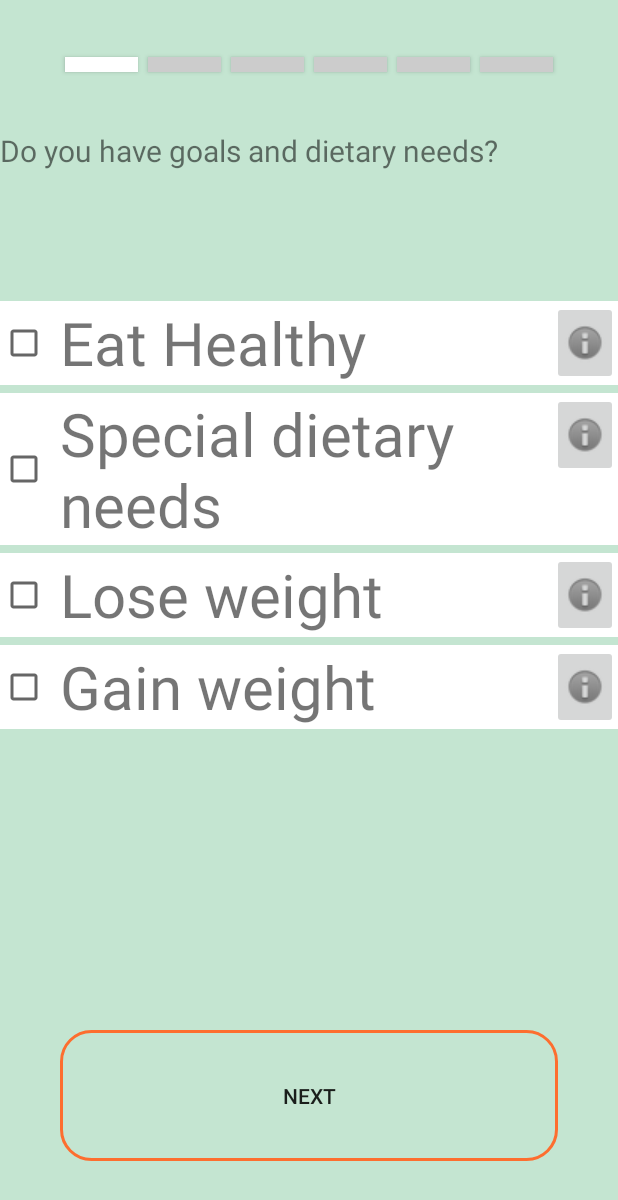
After one commit to stevenoh93/AskMama, an Android app: the GoalsFragment screen opened directly, with no data from a screen before it, on a phone screen of 412 x 824 dp. The commit adds this screen. Shown: the top 1200 px of the screen. Run offline under Robolectric (Android 15) with nearby library versions, the phone set to English and light mode, and no system bars.

Commit message:
Added input fragment as pager view. Must handle incomplete data entry later

```diff
--- a/mobile/AskMama/app/src/main/AndroidManifest.xml
+++ b/mobile/AskMama/app/src/main/AndroidManifest.xml
@@ -16,6 +16,10 @@
                 <category android:name="android.intent.category.LAUNCHER" />
             </intent-filter>
         </activity>
+        <activity android:name=".InputPagerActivity"
+            android:label="AskMama" >
+
+        </activity>
     </application>
 
 </manifest>
--- /dev/null
+++ b/mobile/AskMama/app/src/main/java/com/stevenoh/reginahong/askmama/GoalsFragment.java
@@ -0,0 +1,84 @@
+package com.stevenoh.reginahong.askmama;
+
+import android.content.Intent;
+import android.os.Bundle;
+import android.support.v4.app.Fragment;
+import android.util.Log;
+import android.view.LayoutInflater;
+import android.view.View;
+import android.view.ViewGroup;
+import android.widget.Button;
+import android.widget.CheckBox;
+import android.widget.CompoundButton;
+import android.widget.LinearLayout;
+import android.widget.RelativeLayout;
+import android.widget.TextView;
+import android.widget.CompoundButton.OnCheckedChangeListener;
+
+
+import org.w3c.dom.Text;
+
+public class GoalsFragment extends Fragment {
+    private static final String TAG = "GoalsFragment";
+    private int mPage = 0;
+    private int[] goalText = new int[] {
+            R.string.goal_1,
+            R.string.goal_2,
+            R.string.goal_3,
+            R.string.goal_4
+    };
+    private UserProfile mUser = UserProfile.get();
+
+    @Override
+    public void onCreate(Bundle savedInstanceState) {
+        super.onCreate(savedInstanceState);
+
+    }
+
+    public View onCreateView(LayoutInflater inflater, ViewGroup parent, Bundle savedInstanceState) {
+        super.onCreateView(inflater,parent,savedInstanceState);
+        View v = inflater.inflate(R.layout.fragment_goals_page, parent, false);
+
+        // Set progress bar
+        MyUtilities.updateProgressBar(v, mPage);
+
+        LinearLayout goals = (LinearLayout) v.findViewById(R.id.fragment_goals_linearLayout);
+        for (int i=0; i<goalText.length; i++) {
+            RelativeLayout rel = (RelativeLayout) goals.getChildAt(i);
+            TextView goal = (TextView) rel.findViewById(R.id.goal_list_item_textView);
+            goal.setText(goalText[i]);
+            CheckBox box = (CheckBox) rel.findViewById(R.id.goal_list_item_checkbox);
+            box.setChecked(mUser.getGoal(i));
+            box.setEnabled(true);
+            box.setOnCheckedChangeListener(new OnCheckedChangeListener() {
+                public void onCheckedChanged(CompoundButton buttonView, boolean isChecked) {
+                    int id = ((RelativeLayout) buttonView.getParent()).getId();
+                    switch (id) {
+                        case R.id.list_item_1:
+                            mUser.setGoal(0, isChecked);
+                            break;
+                        case R.id.list_item_2:
+                            mUser.setGoal(1, isChecked);
+                            break;
+                        case R.id.list_item_3:
+                            mUser.setGoal(2, isChecked);
+                            break;
+                        case R.id.list_item_4:
+                            mUser.setGoal(3, isChecked);
+                            break;
+                    }
+                }
+            });
+        }
+
+        Button nextButton = (Button) v.findViewById(R.id.next_button);
+        nextButton.setOnClickListener(new View.OnClickListener() {
+            @Override
+            public void onClick(View v) {
+                ((InputPagerActivity) getActivity()).mViewPager.setCurrentItem(1);
+            }
+        });
+
+        return v;
+    }
+}
--- /dev/null
+++ b/mobile/AskMama/app/src/main/java/com/stevenoh/reginahong/askmama/InputFragment.java
@@ -0,0 +1,82 @@
+package com.stevenoh.reginahong.askmama;
+
+
+import android.os.Bundle;
+import android.support.v4.app.Fragment;
+import android.view.LayoutInflater;
+import android.view.View;
+import android.view.ViewGroup;
+import android.widget.Button;
+import android.widget.EditText;
+import android.widget.ImageView;
+import android.widget.LinearLayout;
+import android.widget.Toast;
+
+import java.util.zip.Inflater;
+
+public class InputFragment extends Fragment {
+    private static final String EXTRA_INPUT_PAGE = "askmama.inputPage";
+    private int mPage;
+    private UserProfile mUser;
+
+    private ImageView imageView;
+    private Button nextButton;
+    private EditText text;
+
+
+    public static InputFragment newInstance(int idx) {
+        Bundle args = new Bundle();
+        args.putInt(EXTRA_INPUT_PAGE, idx);
+        InputFragment fragment = new InputFragment();
+        fragment.setArguments(args);
+        return fragment;
+    }
+    @Override
+    public void onCreate(Bundle savedInstanceState) {
+        super.onCreate(savedInstanceState);
+        mPage = getArguments().getInt(EXTRA_INPUT_PAGE);
+        mUser = UserProfile.get();
+    }
+
+    @Override
+    public View onCreateView(LayoutInflater inflater, ViewGroup parent, Bundle savedInstanceState) {
+        View v = inflater.inflate(R.layout.fragment_input_page, parent, false);
+
+        // set background color
+        // set progress bar
+        // set which image to display
+        // set button color
+        // set text
+
+        MyUtilities.updateProgressBar(v, mPage);
+        imageView = (ImageView) v.findViewById(R.id.input_image_view);
+        nextButton = (Button) v.findViewById(R.id.input_next_button);
+        text = (EditText) v.findViewById(R.id.input_edit_text);
+        switch (mPage) {
+            case 1:
+                // Set imageview source
+                text.setText(R.string.input_height);
+                nextButton.setOnClickListener(new View.OnClickListener() {
+                    public void onClick(View view) {
+                        boolean set = false;
+                        try {
+                            mUser.setHeight(Double.parseDouble(text.getText().toString()));
+                            set = true;
+                        } catch (Exception e) {
+                            Toast.makeText(getActivity(), R.string.error_height, Toast.LENGTH_SHORT).show();
+                        }
+                        if (set)
+                            ((InputPagerActivity) getActivity()).mViewPager.setCurrentItem(2);
+                    }
+                });
+                break;
+            case 2:
+                break;
+            case 3:
+                break;
+        }
+
+        return v;
+
+    }
+}
--- /dev/null
+++ b/mobile/AskMama/app/src/main/java/com/stevenoh/reginahong/askmama/InputPagerActivity.java
@@ -0,0 +1,46 @@
+package com.stevenoh.reginahong.askmama;
+
+
+import android.os.Bundle;
+import android.support.v4.app.Fragment;
+import android.support.v4.app.FragmentActivity;
+import android.support.v4.app.FragmentManager;
+import android.support.v4.app.FragmentStatePagerAdapter;
+import android.support.v4.view.ViewPager;
+
+import java.util.ArrayList;
+
+public class InputPagerActivity extends FragmentActivity {
+    private static final String TAG = "InputPagerActivity";
+    public ViewPager mViewPager;
+    private ArrayList<Fragment> pages = new ArrayList<Fragment>();
+
+    @Override
+    public void onCreate(Bundle savedInstanceState) {
+        super.onCreate(savedInstanceState);
+
+        pages.add(new GoalsFragment());
+        pages.add(InputFragment.newInstance(1));
+        pages.add(InputFragment.newInstance(2));
+        pages.add(InputFragment.newInstance(3));
+
+
+//        mViewPager = (ViewPager) findViewById(R.id.viewPager);
+        mViewPager = new ViewPager(this);
+        mViewPager.setId(R.id.viewPager_input);
+        setContentView(mViewPager);
+
+        FragmentManager fm = getSupportFragmentManager();
+        mViewPager.setAdapter(new FragmentStatePagerAdapter(fm) {
+            @Override
+            public Fragment getItem(int i) {
+                return pages.get(i);
+            }
+            @Override
+            public int getCount() { return pages.size(); }
+        });
+
+
+        mViewPager.setCurrentItem(0);
+    }
+}
--- /dev/null
+++ b/mobile/AskMama/app/src/main/java/com/stevenoh/reginahong/askmama/MyUtilities.java
@@ -0,0 +1,15 @@
+package com.stevenoh.reginahong.askmama;
+
+
+import android.view.View;
+import android.widget.Button;
+import android.widget.LinearLayout;
+
+public class MyUtilities {
+    public static void updateProgressBar(View view, int page) {
+        LinearLayout progressBar = (LinearLayout) view.findViewById(R.id.progress_bar);
+        for (int i=0; i<=page; i++) {
+            progressBar.getChildAt(page).setBackgroundResource(R.color.white);
+        }
+    }
+}
--- /dev/null
+++ b/mobile/AskMama/app/src/main/java/com/stevenoh/reginahong/askmama/UserProfile.java
@@ -0,0 +1,92 @@
+package com.stevenoh.reginahong.askmama;
+
+
+import java.util.Date;
+
+/**
+ * Singleton user profile
+ */
+public class UserProfile {
+    private boolean[] mGoal = new boolean[4]; // 0 -> Eat Healthy
+                                              // 1 -> Special dietary needs
+                                              // 2 -> Lose weight
+                                              // 3 -> Gain weight
+    private double mHeight; // in inches
+    private double mWeight; // in pounds
+    private Date mDob;
+    private boolean mIsMale;
+    private int mActiveLevel; // 0 -> Sedentary
+                             // 1 -> Lightly active
+                             // 2 -> Active
+                             // 3 -> Very active
+
+    private static UserProfile sUser;
+    private int mDailyNetCalorie;
+
+    private UserProfile() {
+        mDob = new Date();
+    }
+
+    public static UserProfile get(){
+        if (sUser == null)
+            sUser = new UserProfile();
+        return sUser;
+    }
+
+    public void setGoal(int idx, boolean isChecked) {
+        mGoal[idx] = isChecked;
+    }
+
+    public void setHeight(double height) {
+        mHeight = height;
+    }
+
+    public void setWeight(double weight) {
+        mWeight = weight;
+    }
+
+    public void setDob(Date dob) {
+        mDob = dob;
+    }
+
+    public void setMale(boolean isMale) {
+        mIsMale = isMale;
+    }
+
+    public void setActiveLevel(int activeLevel) {
+        mActiveLevel = activeLevel;
+    }
+
+
+    public boolean[] getGoal() {
+        return mGoal;
+    }
+
+    public boolean getGoal(int idx) {
+        return mGoal[idx];
+    }
+
+    public double getHeight() {
+        return mHeight;
+    }
+
+    public double getWeight() {
+        return mWeight;
+    }
+
+    public Date getDob() {
+        return mDob;
+    }
+
+    public boolean isMale() {
+        return mIsMale;
+    }
+
+    public int getActiveLevel() {
+        return mActiveLevel;
+    }
+
+    public int getDailyNetCalorie() {
+        return mDailyNetCalorie;
+    }
+}
--- /dev/null
+++ b/mobile/AskMama/app/src/main/res/layout/fragment_goals_page.xml
@@ -0,0 +1,71 @@
+<?xml version="1.0" encoding="utf-8"?>
+<LinearLayout xmlns:android="http://schemas.android.com/apk/res/android"
+    android:orientation="vertical"
+    android:layout_width="match_parent"
+    android:layout_height="match_parent"
+    android:background="@color/green">
+
+    <include
+        android:id="@+id/progress_bar"
+        android:layout_height="0dp"
+        android:layout_width="match_parent"
+        android:layout_marginLeft="40dp"
+        android:layout_marginRight="40dp"
+        android:layout_weight="2"
+        layout="@layout/progress_row" />
+
+    <TextView
+        android:layout_width="match_parent"
+        android:layout_height="wrap_content"
+        android:text="@string/question_goals"
+        android:textSize="20dp"
+        android:layout_weight="2"/>
+    <LinearLayout
+        android:id="@+id/fragment_goals_linearLayout"
+        android:layout_width="match_parent"
+        android:layout_height="0dp"
+        android:layout_weight="10"
+        android:orientation="vertical">
+
+        <include
+            android:id="@+id/list_item_1"
+            android:layout_height="wrap_content"
+            android:layout_width="match_parent"
+            android:layout_marginBottom="5dp"
+            layout="@layout/list_item_goal" />
+        <include
+            android:id="@+id/list_item_2"
+            android:layout_height="wrap_content"
+            android:layout_width="match_parent"
+            android:layout_marginBottom="5dp"
+            layout="@layout/list_item_goal" />
+        <include
+            android:id="@+id/list_item_3"
+            android:layout_height="wrap_content"
+            android:layout_width="match_parent"
+            android:layout_marginBottom="5dp"
+            layout="@layout/list_item_goal" />
+        <include
+            android:id="@+id/list_item_4"
+            android:layout_height="wrap_content"
+            android:layout_width="match_parent"
+            android:layout_marginBottom="5dp"
+            layout="@layout/list_item_goal" />
+        </LinearLayout>
+
+    <Button
+        android:id="@+id/next_button"
+        android:layout_width="match_parent"
+        android:layout_height="0dp"
+        android:layout_marginLeft="40dp"
+        android:layout_marginRight="40dp"
+        android:layout_marginBottom="50dp"
+        android:layout_marginTop="50dp"
+        android:layout_weight="2"
+        android:paddingTop="10dp"
+        android:paddingBottom="10dp"
+        android:text="@string/next_button"
+        android:background="@drawable/button_shape_normal"/> <!-- to be changed -->
+
+
+</LinearLayout>
--- /dev/null
+++ b/mobile/AskMama/app/src/main/res/layout/list_item_goal.xml
@@ -0,0 +1,32 @@
+<?xml version="1.0" encoding="utf-8"?>
+<RelativeLayout xmlns:android="http://schemas.android.com/apk/res/android"
+    android:layout_width="match_parent"
+    android:layout_height="wrap_content"
+    android:background="@color/white" >
+    <CheckBox
+        android:id="@+id/goal_list_item_checkbox"
+        android:layout_width="wrap_content"
+        android:layout_height="wrap_content"
+        android:enabled="false"
+
+        android:padding="4dp"
+        android:layout_centerVertical="true"
+        android:layout_alignParentLeft="true"
+        android:layout_alignParentStart="true" />
+    <TextView
+        android:id="@+id/goal_list_item_textView"
+        android:layout_width="match_parent"
+        android:layout_height="wrap_content"
+        android:layout_centerVertical="true"
+        android:layout_toRightOf="@id/goal_list_item_checkbox"
+        android:textSize="40dp"/>
+    <ImageButton
+        android:id="@+id/goal_list_item_infoButton"
+        android:layout_width="wrap_content"
+        android:layout_height="wrap_content"
+        android:paddingLeft="4dp"
+        android:paddingRight="4dp"
+        android:src="@drawable/ic_menu_info_details"
+        android:layout_alignParentRight="true" />
+
+</RelativeLayout>
--- /dev/null
+++ b/mobile/AskMama/app/src/main/res/layout/progress_row.xml
@@ -0,0 +1,13 @@
+<?xml version="1.0" encoding="utf-8"?>
+<LinearLayout xmlns:android="http://schemas.android.com/apk/res/android"
+    android:layout_height="match_parent"
+    android:layout_width="match_parent"
+    android:gravity="center_vertical"
+    android:orientation="horizontal" >
+    <Button style="@style/ProgressBar" />
+    <Button style="@style/ProgressBar" />
+    <Button style="@style/ProgressBar" />
+    <Button style="@style/ProgressBar" />
+    <Button style="@style/ProgressBar" />
+    <Button style="@style/ProgressBar" />
+</LinearLayout>
--- a/mobile/AskMama/app/src/main/res/values/ids.xml
+++ b/mobile/AskMama/app/src/main/res/values/ids.xml
@@ -1,4 +1,5 @@
 <?xml version="1.0" encoding="utf-8"?>
 <resources>
-
+    <item type="id" name="viewPager" />
+    <item type="id" name="viewPager_input" />
 </resources>
--- a/mobile/AskMama/app/src/main/res/values/strings.xml
+++ b/mobile/AskMama/app/src/main/res/values/strings.xml
@@ -12,6 +12,7 @@
     <string name="goal_3">Lose weight</string>
     <string name="goal_4">Gain weight</string>
     <string name="question_height">How tall are you?</string>
+    <string name="input_height">inches</string>
     <string name="question_weight">Your weight?</string>
     <string name="question_dob">When is your birthday?</string>
     <string name="question_sex">I am</string>
@@ -22,4 +23,6 @@
     <string name="very_active">Very Active\nSpend most of the day doing heavy physical activity</string>
     <string name="success_message">Successfully Registered!\n\nYour recommended daily net calorie is\n\n%d Cal</string>
 
+    <string name="error_height">Please enter a number for your height</string>
+
 </resources>
--- a/mobile/AskMama/app/src/main/res/values/styles.xml
+++ b/mobile/AskMama/app/src/main/res/values/styles.xml
@@ -16,5 +16,12 @@
         <item name="android:textColor">@drawable/button_text_color</item>
     </style>
 
+    <style name="ProgressBar">
+        <item name="android:layout_height">10dp</item>
+        <item name="android:layout_width">0dp</item>
+        <item name="android:layout_margin">3dp</item>
+        <item name="android:layout_weight">1</item>
+        <item name="android:background">@color/gray</item>
+    </style>
 
 </resources>
```
Also changed, not shown: mobile/AskMama/app/src/main/java/com/stevenoh/reginahong/askmama/InputActivity.java (added, +11 -0 lines), mobile/AskMama/app/src/main/java/com/stevenoh/reginahong/askmama/MultipleFragmentActivity.java (added, +44 -0 lines), mobile/AskMama/app/src/main/java/com/stevenoh/reginahong/askmama/RegisterFragment.java (+10 -0 lines), mobile/AskMama/app/src/main/res/layout/fragment_input_page.xml (added, +57 -0 lines), mobile/AskMama/app/src/main/res/layout/fragment_register_info.xml (+11 -19 lines), mobile/AskMama/app/src/main/res/drawable/ic_menu_info_details.png (added).
